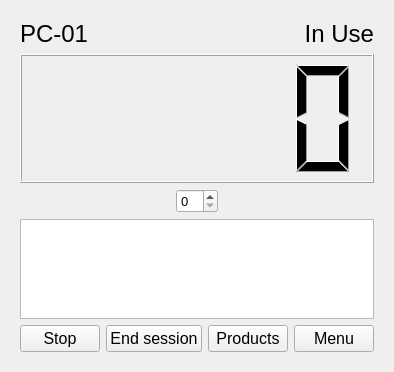
This is system.ui in Mohsenhatami000/GameNet-Manager as Qt 5 draws it before an edit. The edited form follows.
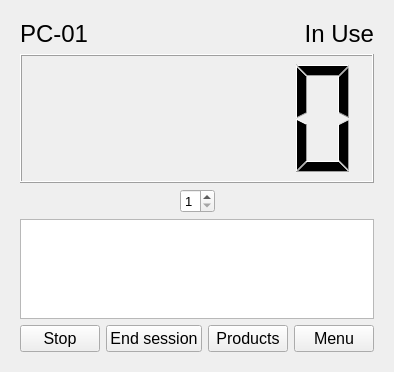
This is the edited form.

Commit message: feat:add start session UI

What changed in the file:
```diff
--- a/system.ui
+++ b/system.ui
@@ -179,6 +179,12 @@
              <pointsize>10</pointsize>
             </font>
            </property>
+           <property name="minimum">
+            <number>1</number>
+           </property>
+           <property name="maximum">
+            <number>4</number>
+           </property>
           </widget>
          </item>
          <item>
```
Left out of the diff: 4 changed lines with no effect on the pictures. The commit also changes 4 other files.
